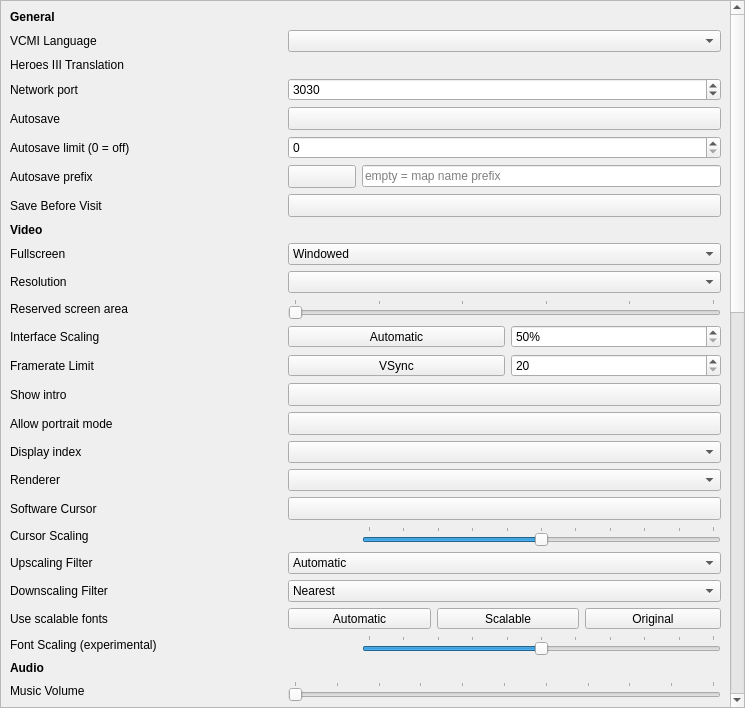
Old version of the form launcher/settingsView/csettingsview_moc.ui in the repository GeorgeK1ng/vcmi.
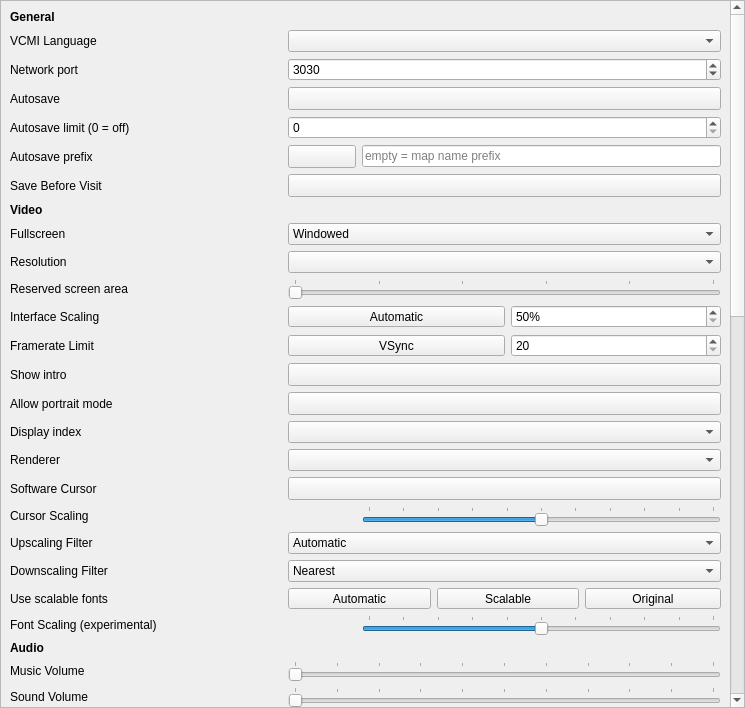
New version of the form.

Commit message: Prompt to install language packs, streamline translation activation and update UI

Diff of the .ui file:
```diff
--- a/launcher/settingsView/csettingsview_moc.ui
+++ b/launcher/settingsView/csettingsview_moc.ui
@@ -386,13 +386,6 @@
          </property>
         </widget>
        </item>
-       <item row="4" column="0">
-        <widget class="QLabel" name="labelTranslation">
-         <property name="text">
-          <string>Heroes III Translation</string>
-         </property>
-        </widget>
-       </item>
        <item row="40" column="1" colspan="5">
         <widget class="QToolButton" name="buttonRelativeCursorMode">
          <property name="sizePolicy">
@@ -809,13 +802,6 @@
        <item row="25" column="1">
         <widget class="QLabel" name="labelScalingCursorValue"/>
        </item>
-       <item row="4" column="1" colspan="5">
-        <widget class="QLabel" name="labelTranslationStatus">
-         <property name="text">
-          <string/>
-         </property>
-        </widget>
-       </item>
        <item row="51" column="0">
         <widget class="QLabel" name="labelEnemyPlayerAI">
          <property name="text">
```
The commit also changes 3 other files.
